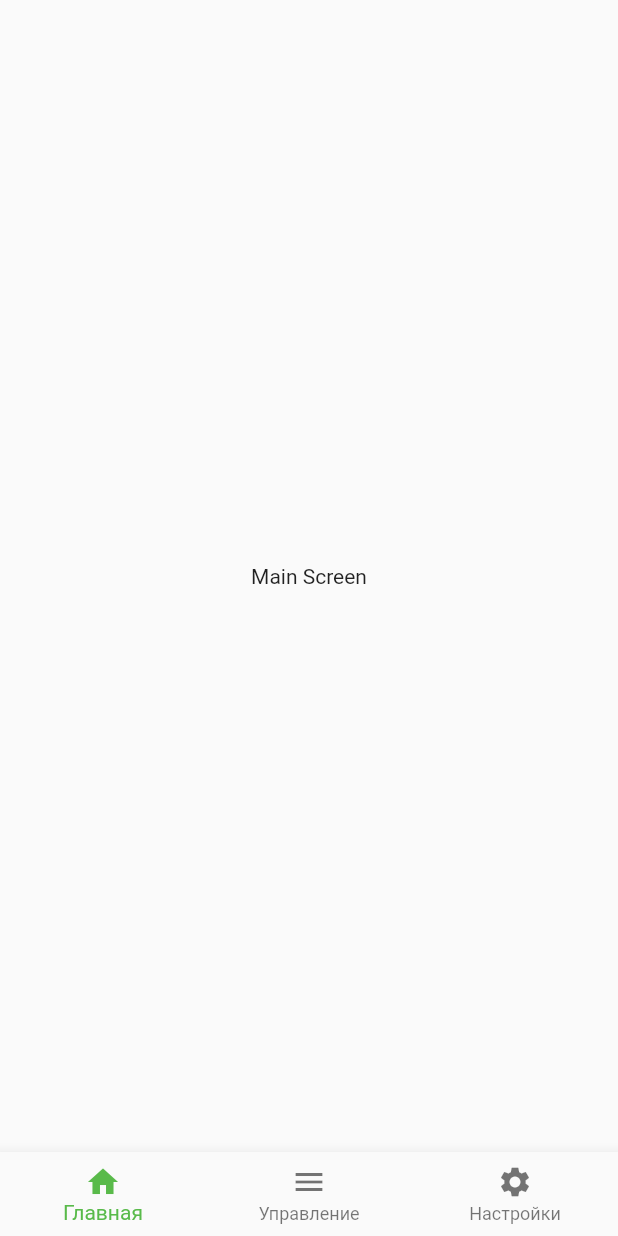
After one commit to fara-android/skkp_promoter, a Flutter app: the screen it shows after launch, after a tap on "Войти", on a phone screen of 412 x 824 dp. The commit adds this screen. Run offline on Flutter 3.47's test engine with Material 2 defaults, Android fonts, the phone set to English and light mode, and no system bars.

Commit message:
add bottom navigation

```diff
--- a/lib/customs/strings.dart
+++ b/lib/customs/strings.dart
@@ -2,4 +2,14 @@ String appName = "СКПП ПРОМОУТЕР";
 String enter = "Войти";
 String hintTelNum = "Номер телефона";
 String hintPassword = "Пароль";
-String russianLang = "";
+String russianLang = "Русский";
+String kyrgyzLang = "Кыргызча";
+String ruleText1 = "Используя 'СКПП Промоутер' вы соглашаетесь ";
+String ruleText2 = "с правилами и условиями использования";
+String simCardSellingText = "Продажа Sim карт";
+String changeTariffText = "Смена тарифного плана";
+String reportText = "Отчеты";
+String referenceInfoText = "Справочная информация";
+String bottomMainText = "Главная";
+String bottomControlText = "Управление";
+String bottomSettingsText = "Настройки";
--- a/lib/screens/authScreen.dart
+++ b/lib/screens/authScreen.dart
@@ -1,5 +1,7 @@
 import 'package:flutter/material.dart';
 import 'package:ssp_prom/customs/colors.dart';
+import 'package:ssp_prom/customs/strings.dart';
+import 'package:ssp_prom/screens/bottomNavScreens/bottomNavBar.dart';
 
 class AuthScreen extends StatefulWidget {
   AuthScreen({Key key}) : super(key: key);
@@ -76,6 +78,7 @@ class _AuthScreenState extends State<AuthScreen> {
               ),
               SizedBox(height: 48),
               InkWell(
+                onTap: (){Navigator.push(context, MaterialPageRoute(builder: (context)=>BottomNavBar()));},
                 child: Container(
                   alignment: Alignment.center,
                   decoration: BoxDecoration(
@@ -84,7 +87,7 @@ class _AuthScreenState extends State<AuthScreen> {
                   width: MediaQuery.of(context).size.width,
                   padding: EdgeInsets.all(16),
                   child: Text(
-                    "Войти",
+                    enter,
                     style: TextStyle(color: Colors.white, fontSize: 22),
                   ),
                 ),
@@ -99,13 +102,13 @@ class _AuthScreenState extends State<AuthScreen> {
                   children: [
                     InkWell(
                       child: Text(
-                        "Русский",
+                        russianLang,
                         style: TextStyle(fontSize: 16, color: Colors.green),
                       ),
                     ),
                     InkWell(
                       child: Text(
-                        "Кыргызча",
+                        kyrgyzLang,
                         style: TextStyle(fontSize: 16, color: Colors.grey),
                       ),
                     )
--- /dev/null
+++ b/lib/screens/bottomNavScreens/bottomNavBar.dart
@@ -0,0 +1,51 @@
+import 'package:flutter/material.dart';
+import 'package:ssp_prom/customs/colors.dart';
+import 'package:ssp_prom/screens/bottomNavScreens/controllBottomNavScreen.dart';
+import 'package:ssp_prom/screens/bottomNavScreens/mainBottomNavScreen.dart';
+import 'package:ssp_prom/screens/bottomNavScreens/settingsBottomNavScreen.dart';
+
+class BottomNavBar extends StatefulWidget {
+  BottomNavBar({Key key}) : super(key: key);
+
+  @override
+  _BottomNavBarState createState() => _BottomNavBarState();
+}
+
+class _BottomNavBarState extends State<BottomNavBar> {
+ int _currentIndex = 0;
+  final List<StatefulWidget> tabs =[
+
+    MainBottomNavScreen(),
+    ControllBottomScreen(),
+    SettingsBottomNavScreen(),
+
+  ];
+  @override
+  Widget build(BuildContext context) {
+    return Scaffold(
+      body: tabs[_currentIndex],
+      bottomNavigationBar: BottomNavigationBar(
+          selectedItemColor: promoGreenMain,
+          onTap: (index) {
+            setState(() {
+              _currentIndex = index;
+            });
+          },
+          currentIndex: _currentIndex,
+          items: [
+            BottomNavigationBarItem(
+              icon: Icon(
+                Icons.home,
+              ),
+              label: "Главная",
+            ),
+            BottomNavigationBarItem(
+              icon: Icon(Icons.menu),
+              label: "Управление",
+            ),
+            BottomNavigationBarItem(
+                icon: Icon(Icons.settings), label: "Настройки"),
+          ]),
+    );
+  }
+}
--- /dev/null
+++ b/lib/screens/bottomNavScreens/mainBottomNavScreen.dart
@@ -0,0 +1,15 @@
+import 'package:flutter/material.dart';
+
+class MainBottomNavScreen extends StatefulWidget {
+  MainBottomNavScreen({Key key}) : super(key: key);
+
+  @override
+  _MainBottomNavScreenState createState() => _MainBottomNavScreenState();
+}
+
+class _MainBottomNavScreenState extends State<MainBottomNavScreen> {
+  @override
+  Widget build(BuildContext context) {
+    return Scaffold(body: Center(child: Text("Main Screen",),),);
+  }
+}
```
Also changed, not shown: lib/screens/bottomNavScreens/controllBottomNavScreen.dart (added, +17 -0 lines), lib/screens/bottomNavScreens/settingsBottomNavScreen.dart (added, +17 -0 lines).
